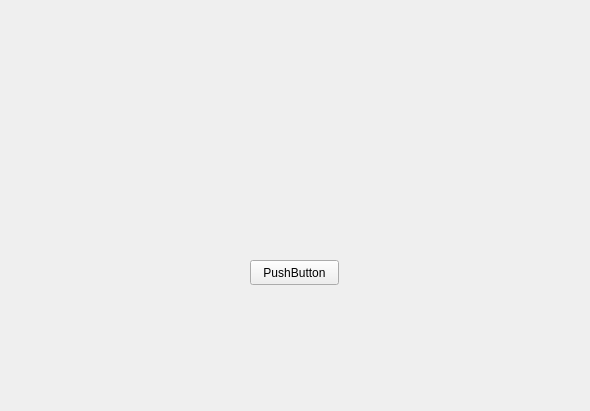
The window that TSP/mainform.ui (TonyEastwood/TSP_Local_method_c_plus_plus) describes before a commit, drawn with Qt 5.
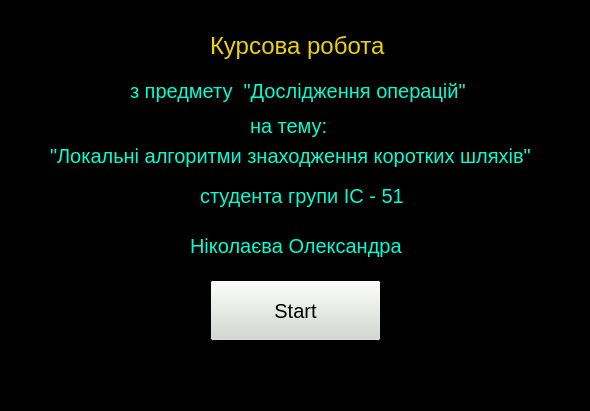
The same window after the commit.

What changed in the file:
```diff
--- a/TSP/mainform.ui
+++ b/TSP/mainform.ui
@@ -10,20 +10,456 @@
     <height>411</height>
    </rect>
   </property>
+  <property name="palette">
+   <palette>
+    <active>
+     <colorrole role="Base">
+      <brush brushstyle="SolidPattern">
+       <color alpha="255">
+        <red>255</red>
+        <green>255</green>
+        <blue>255</blue>
+       </color>
+      </brush>
+     </colorrole>
+     <colorrole role="Window">
+      <brush brushstyle="SolidPattern">
+       <color alpha="255">
+        <red>0</red>
+        <green>0</green>
+        <blue>0</blue>
+       </color>
+      </brush>
+     </colorrole>
+    </active>
+    <inactive>
+     <colorrole role="Base">
+      <brush brushstyle="SolidPattern">
+       <color alpha="255">
+        <red>255</red>
+        <green>255</green>
+        <blue>255</blue>
+       </color>
+      </brush>
+     </colorrole>
+     <colorrole role="Window">
+      <brush brushstyle="SolidPattern">
+       <color alpha="255">
+        <red>0</red>
+        <green>0</green>
+        <blue>0</blue>
+       </color>
+      </brush>
+     </colorrole>
+    </inactive>
+    <disabled>
+     <colorrole role="Base">
+      <brush brushstyle="SolidPattern">
+       <color alpha="255">
+        <red>0</red>
+        <green>0</green>
+        <blue>0</blue>
+       </color>
+      </brush>
+     </colorrole>
+     <colorrole role="Window">
+      <brush brushstyle="SolidPattern">
+       <color alpha="255">
+        <red>0</red>
+        <green>0</green>
+        <blue>0</blue>
+       </color>
+      </brush>
+     </colorrole>
+    </disabled>
+   </palette>
+  </property>
   <property name="windowTitle">
    <string>Form</string>
   </property>
   <widget class="QPushButton" name="pushButton">
    <property name="geometry">
     <rect>
+     <x>210</x>
+     <y>280</y>
+     <width>171</width>
+     <height>61</height>
+    </rect>
+   </property>
+   <property name="palette">
+    <palette>
+     <active>
+      <colorrole role="Button">
+       <brush brushstyle="SolidPattern">
+        <color alpha="255">
+         <red>211</red>
+         <green>215</green>
+         <blue>207</blue>
+        </color>
+       </brush>
+      </colorrole>
+     </active>
+     <inactive>
+      <colorrole role="Button">
+       <brush brushstyle="SolidPattern">
+        <color alpha="255">
+         <red>211</red>
+         <green>215</green>
+         <blue>207</blue>
+        </color>
+       </brush>
+      </colorrole>
+     </inactive>
+     <disabled>
+      <colorrole role="Button">
+       <brush brushstyle="SolidPattern">
+        <color alpha="255">
+         <red>211</red>
+         <green>215</green>
+         <blue>207</blue>
+        </color>
+       </brush>
+      </colorrole>
+     </disabled>
+    </palette>
+   </property>
+   <property name="font">
+    <font>
+     <pointsize>15</pointsize>
+    </font>
+   </property>
+   <property name="text">
+    <string>Start</string>
+   </property>
+  </widget>
+  <widget class="QLabel" name="label">
+   <property name="geometry">
+    <rect>
+     <x>210</x>
+     <y>30</y>
+     <width>201</width>
+     <height>31</height>
+    </rect>
+   </property>
+   <property name="palette">
+    <palette>
+     <active>
+      <colorrole role="WindowText">
+       <brush brushstyle="SolidPattern">
+        <color alpha="255">
+         <red>237</red>
+         <green>212</green>
+         <blue>0</blue>
+        </color>
+       </brush>
+      </colorrole>
+     </active>
+     <inactive>
+      <colorrole role="WindowText">
+       <brush brushstyle="SolidPattern">
+        <color alpha="255">
+         <red>237</red>
+         <green>212</green>
+         <blue>0</blue>
+        </color>
+       </brush>
+      </colorrole>
+     </inactive>
+     <disabled>
+      <colorrole role="WindowText">
+       <brush brushstyle="SolidPattern">
+        <color alpha="255">
+         <red>190</red>
+         <green>190</green>
+         <blue>190</blue>
+        </color>
+       </brush>
+      </colorrole>
+     </disabled>
+    </palette>
+   </property>
+   <property name="font">
+    <font>
+     <pointsize>18</pointsize>
+    </font>
+   </property>
+   <property name="text">
+    <string>Курсова робота</string>
+   </property>
+  </widget>
+  <widget class="QLabel" name="label_2">
+   <property name="geometry">
+    <rect>
+     <x>130</x>
+     <y>70</y>
+     <width>351</width>
+     <height>41</height>
+    </rect>
+   </property>
+   <property name="palette">
+    <palette>
+     <active>
+      <colorrole role="WindowText">
+       <brush brushstyle="SolidPattern">
+        <color alpha="255">
+         <red>0</red>
+         <green>255</green>
+         <blue>212</blue>
+        </color>
+       </brush>
+      </colorrole>
+     </active>
+     <inactive>
+      <colorrole role="WindowText">
+       <brush brushstyle="SolidPattern">
+        <color alpha="255">
+         <red>0</red>
+         <green>255</green>
+         <blue>212</blue>
+        </color>
+       </brush>
+      </colorrole>
+     </inactive>
+     <disabled>
+      <colorrole role="WindowText">
+       <brush brushstyle="SolidPattern">
+        <color alpha="255">
+         <red>190</red>
+         <green>190</green>
+         <blue>190</blue>
+        </color>
+       </brush>
+      </colorrole>
+     </disabled>
+    </palette>
+   </property>
+   <property name="font">
+    <font>
+     <pointsize>15</pointsize>
+    </font>
+   </property>
+   <property name="text">
+    <string>з предмету  &quot;Дослідження операцій&quot;</string>
+   </property>
+  </widget>
+  <widget class="QLabel" name="label_3">
+   <property name="geometry">
+    <rect>
      <x>250</x>
-     <y>260</y>
-     <width>89</width>
-     <height>25</height>
+     <y>110</y>
+     <width>91</width>
+     <height>31</height>
     </rect>
    </property>
+   <property name="palette">
+    <palette>
+     <active>
+      <colorrole role="WindowText">
+       <brush brushstyle="SolidPattern">
+        <color alpha="255">
+         <red>0</red>
+         <green>255</green>
+         <blue>212</blue>
+        </color>
+       </brush>
+      </colorrole>
+     </active>
+     <inactive>
+      <colorrole role="WindowText">
+       <brush brushstyle="SolidPattern">
+        <color alpha="255">
+         <red>0</red>
+         <green>255</green>
+         <blue>212</blue>
+        </color>
+       </brush>
+      </colorrole>
+     </inactive>
+     <disabled>
+      <colorrole role="WindowText">
+       <brush brushstyle="SolidPattern">
+        <color alpha="255">
+         <red>190</red>
+         <green>190</green>
+         <blue>190</blue>
+        </color>
+       </brush>
+      </colorrole>
+     </disabled>
+    </palette>
+   </property>
+   <property name="font">
+    <font>
+     <pointsize>15</pointsize>
+    </font>
+   </property>
    <property name="text">
-    <string>PushButton</string>
+    <string>на тему: </string>
+   </property>
+  </widget>
+  <widget class="QLabel" name="label_4">
+   <property name="geometry">
+    <rect>
+     <x>200</x>
+     <y>180</y>
+     <width>211</width>
+     <height>31</height>
+    </rect>
+   </property>
+   <property name="palette">
+    <palette>
+     <active>
+      <colorrole role="WindowText">
+       <brush brushstyle="SolidPattern">
+        <color alpha="255">
+         <red>0</red>
+         <green>255</green>
+         <blue>212</blue>
+        </color>
+       </brush>
+      </colorrole>
+     </active>
+     <inactive>
+      <colorrole role="WindowText">
+       <brush brushstyle="SolidPattern">
+        <color alpha="255">
+         <red>0</red>
+         <green>255</green>
+         <blue>212</blue>
+        </color>
+       </brush>
+      </colorrole>
+     </inactive>
+     <disabled>
+      <colorrole role="WindowText">
+       <brush brushstyle="SolidPattern">
+        <color alpha="255">
+         <red>190</red>
+         <green>190</green>
+         <blue>190</blue>
+        </color>
+       </brush>
+      </colorrole>
+     </disabled>
+    </palette>
+   </property>
+   <property name="font">
+    <font>
+     <pointsize>15</pointsize>
+    </font>
+   </property>
+   <property name="text">
+    <string>студента групи ІС - 51</string>
+   </property>
+  </widget>
+  <widget class="QLabel" name="label_5">
+   <property name="geometry">
+    <rect>
+     <x>190</x>
+     <y>230</y>
+     <width>231</width>
+     <height>31</height>
+    </rect>
+   </property>
+   <property name="palette">
+    <palette>
+     <active>
+      <colorrole role="WindowText">
+       <brush brushstyle="SolidPattern">
+        <color alpha="255">
+         <red>0</red>
+         <green>255</green>
+         <blue>212</blue>
+        </color>
+       </brush>
+      </colorrole>
+     </active>
+     <inactive>
+      <colorrole role="WindowText">
+       <brush brushstyle="SolidPattern">
+        <color alpha="255">
+         <red>0</red>
+         <green>255</green>
+         <blue>212</blue>
+        </color>
+       </brush>
+      </colorrole>
+     </inactive>
+     <disabled>
+      <colorrole role="WindowText">
+       <brush brushstyle="SolidPattern">
+        <color alpha="255">
+         <red>190</red>
+         <green>190</green>
+         <blue>190</blue>
+        </color>
+       </brush>
+      </colorrole>
+     </disabled>
+    </palette>
+   </property>
+   <property name="font">
+    <font>
+     <pointsize>15</pointsize>
+    </font>
+   </property>
+   <property name="text">
+    <string>Ніколаєва Олександра</string>
+   </property>
+  </widget>
+  <widget class="QLabel" name="label_6">
+   <property name="geometry">
+    <rect>
+     <x>50</x>
+     <y>140</y>
+     <width>511</width>
+     <height>31</height>
+    </rect>
+   </property>
+   <property name="palette">
+    <palette>
+     <active>
+      <colorrole role="WindowText">
+       <brush brushstyle="SolidPattern">
+        <color alpha="255">
+         <red>0</red>
+         <green>255</green>
+         <blue>212</blue>
+        </color>
+       </brush>
+      </colorrole>
+     </active>
+     <inactive>
+      <colorrole role="WindowText">
+       <brush brushstyle="SolidPattern">
+        <color alpha="255">
+         <red>0</red>
+         <green>255</green>
+         <blue>212</blue>
+        </color>
+       </brush>
+      </colorrole>
+     </inactive>
+     <disabled>
+      <colorrole role="WindowText">
+       <brush brushstyle="SolidPattern">
+        <color alpha="255">
+         <red>190</red>
+         <green>190</green>
+         <blue>190</blue>
+        </color>
+       </brush>
+      </colorrole>
+     </disabled>
+    </palette>
+   </property>
+   <property name="font">
+    <font>
+     <pointsize>15</pointsize>
+    </font>
+   </property>
+   <property name="text">
+    <string>&quot;Локальні алгоритми знаходження коротких шляхів&quot;</string>
    </property>
   </widget>
  </widget>
```
Left out of the diff: 2 changed lines with no effect on the pictures.
